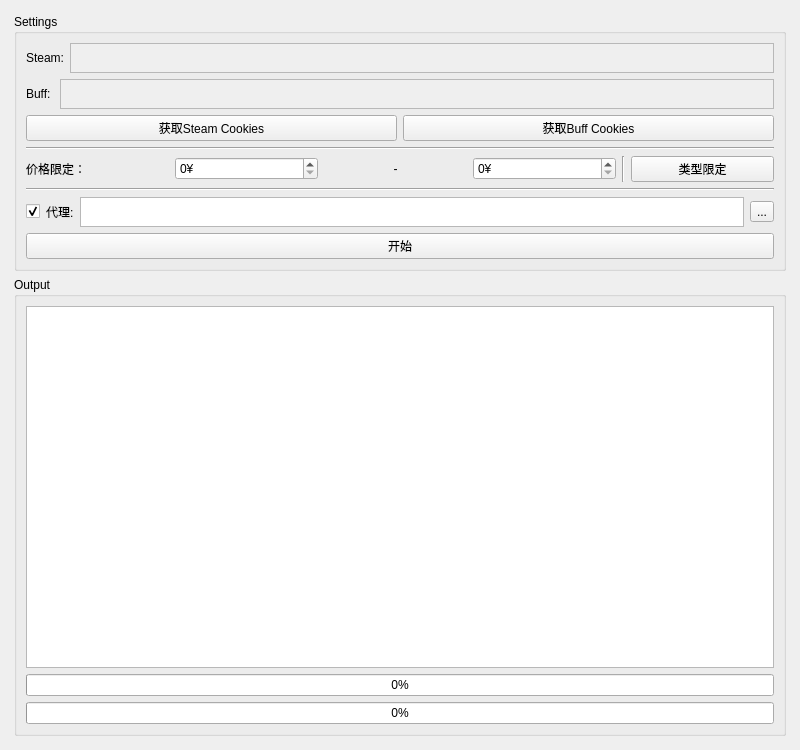
Qt form src/ui/oddish.ui (puppylpg/oddish) before a commit.
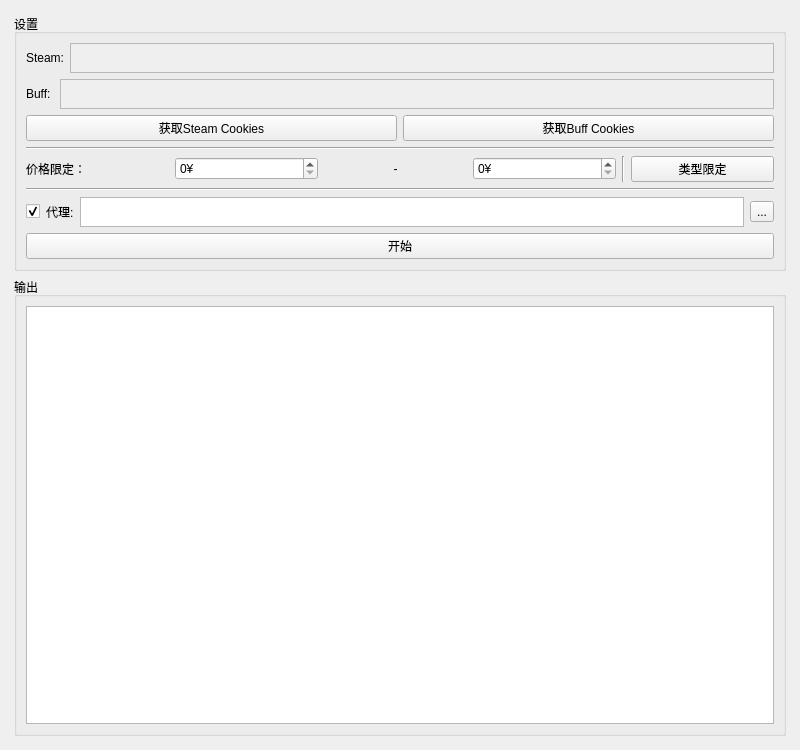
The same form after that commit.

What changed in the file:
```diff
--- a/src/ui/oddish.ui
+++ b/src/ui/oddish.ui
@@ -35,7 +35,7 @@
       <item>
        <widget class="QGroupBox" name="settings">
         <property name="title">
-         <string>Settings</string>
+         <string>设置</string>
         </property>
         <layout class="QVBoxLayout" name="verticalLayout_4">
          <item>
@@ -224,26 +224,12 @@
       <item>
        <widget class="QGroupBox" name="groupBox_2">
         <property name="title">
-         <string>Output</string>
+         <string>输出</string>
         </property>
         <layout class="QVBoxLayout" name="verticalLayout_3">
          <item>
           <widget class="QTextEdit" name="logger"/>
          </item>
-         <item>
-          <widget class="QProgressBar" name="buffProcessBar">
-           <property name="value">
-            <number>0</number>
-           </property>
-          </widget>
-         </item>
-         <item>
-          <widget class="QProgressBar" name="steamProcessBar">
-           <property name="value">
-            <number>0</number>
-           </property>
-          </widget>
-         </item>
         </layout>
        </widget>
       </item>
```
